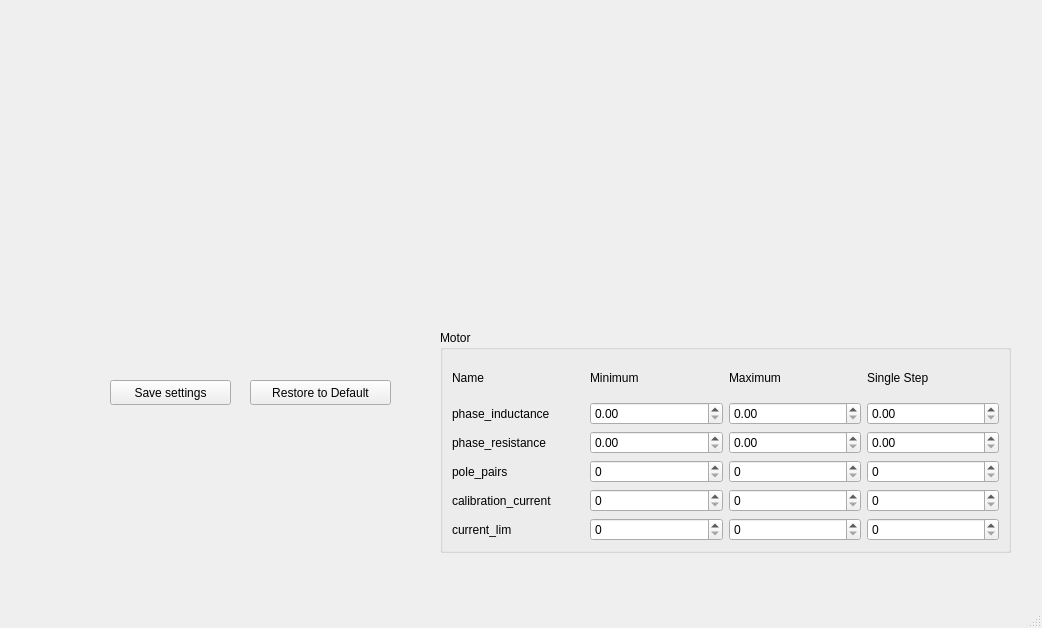
Above: settings_window.ui from xu-pu/odrive_ui before the change. Below: the same form after it.
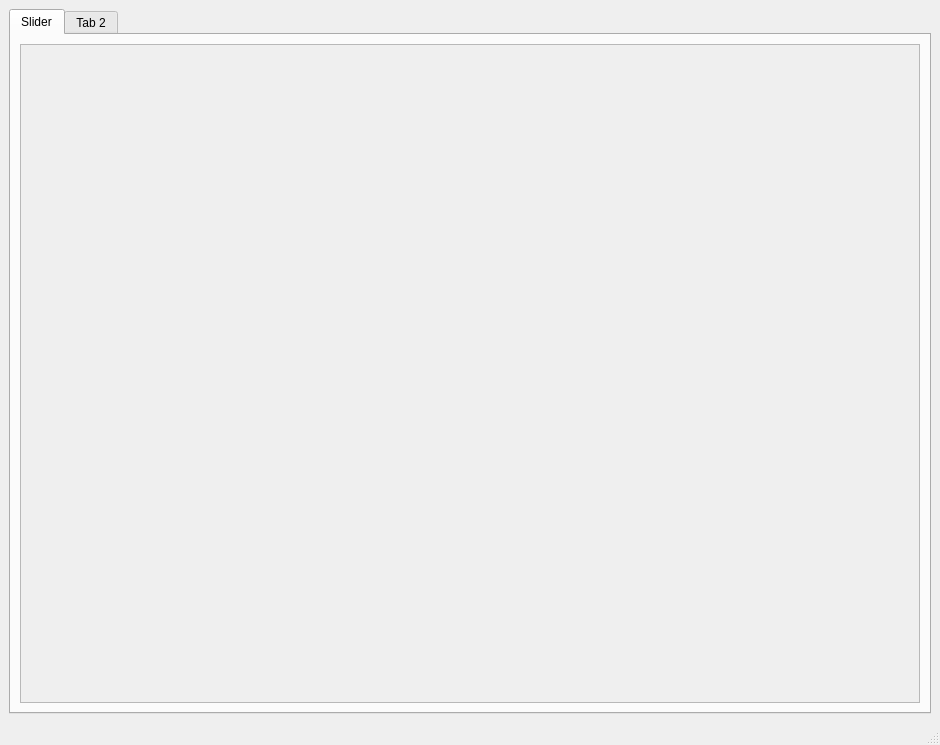
That is the form after the change.

```diff
--- a/settings_window.ui
+++ b/settings_window.ui
@@ -6,167 +6,53 @@
    <rect>
     <x>0</x>
     <y>0</y>
-    <width>1042</width>
-    <height>628</height>
+    <width>940</width>
+    <height>745</height>
    </rect>
   </property>
   <property name="windowTitle">
    <string>MainWindow</string>
   </property>
   <widget class="QWidget" name="centralwidget">
-   <widget class="QGroupBox" name="groupBox">
-    <property name="geometry">
-     <rect>
-      <x>440</x>
-      <y>330</y>
-      <width>571</width>
-      <height>223</height>
-     </rect>
-    </property>
-    <property name="title">
-     <string>Motor</string>
-    </property>
-    <layout class="QGridLayout" name="gridLayout_4">
-     <item row="0" column="0">
-      <layout class="QGridLayout" name="gridLayout">
-       <item row="0" column="0">
-        <widget class="QLabel" name="label_2">
-         <property name="text">
-          <string>Name</string>
-         </property>
-        </widget>
-       </item>
-       <item row="5" column="0">
-        <widget class="QLabel" name="label_11">
-         <property name="text">
-          <string>current_lim</string>
-         </property>
-        </widget>
-       </item>
-       <item row="2" column="0">
-        <widget class="QLabel" name="label_8">
-         <property name="text">
-          <string>phase_resistance</string>
-         </property>
-        </widget>
-       </item>
-       <item row="0" column="1">
-        <widget class="QLabel" name="label_3">
-         <property name="text">
-          <string>Minimum</string>
-         </property>
-        </widget>
-       </item>
-       <item row="3" column="0">
-        <widget class="QLabel" name="label_9">
-         <property name="text">
-          <string>pole_pairs</string>
-         </property>
-        </widget>
-       </item>
-       <item row="1" column="3">
-        <widget class="QDoubleSpinBox" name="doubleSpinBox_5"/>
-       </item>
-       <item row="2" column="2">
-        <widget class="QDoubleSpinBox" name="doubleSpinBox_4"/>
-       </item>
-       <item row="2" column="1">
-        <widget class="QDoubleSpinBox" name="doubleSpinBox_3"/>
-       </item>
-       <item row="2" column="3">
-        <widget class="QDoubleSpinBox" name="doubleSpinBox_6"/>
-       </item>
-       <item row="1" column="2">
-        <widget class="QDoubleSpinBox" name="doubleSpinBox_2"/>
-       </item>
-       <item row="0" column="2">
-        <widget class="QLabel" name="label_4">
-         <property name="text">
-          <string>Maximum</string>
-         </property>
-        </widget>
-       </item>
-       <item row="4" column="0">
-        <widget class="QLabel" name="label_10">
-         <property name="text">
-          <string>calibration_current</string>
-         </property>
-        </widget>
-       </item>
-       <item row="1" column="1">
-        <widget class="QDoubleSpinBox" name="doubleSpinBox"/>
-       </item>
-       <item row="0" column="3">
-        <widget class="QLabel" name="label_5">
-         <property name="text">
-          <string>Single Step</string>
-         </property>
-        </widget>
-       </item>
-       <item row="1" column="0">
-        <widget class="QLabel" name="label_7">
-         <property name="text">
-          <string>phase_inductance</string>
-         </property>
-        </widget>
-       </item>
-       <item row="3" column="1">
-        <widget class="QSpinBox" name="spinBox"/>
-       </item>
-       <item row="3" column="2">
-        <widget class="QSpinBox" name="spinBox_2"/>
-       </item>
-       <item row="3" column="3">
-        <widget class="QSpinBox" name="spinBox_3"/>
-       </item>
-       <item row="4" column="1">
-        <widget class="QSpinBox" name="spinBox_4"/>
-       </item>
-       <item row="4" column="2">
-        <widget class="QSpinBox" name="spinBox_5"/>
-       </item>
-       <item row="5" column="1">
-        <widget class="QSpinBox" name="spinBox_6"/>
-       </item>
-       <item row="5" column="2">
-        <widget class="QSpinBox" name="spinBox_7"/>
-       </item>
-       <item row="4" column="3">
-        <widget class="QSpinBox" name="spinBox_8"/>
-       </item>
-       <item row="5" column="3">
-        <widget class="QSpinBox" name="spinBox_9"/>
-       </item>
-      </layout>
-     </item>
-    </layout>
-   </widget>
-   <widget class="QPushButton" name="pushButton">
-    <property name="geometry">
-     <rect>
-      <x>110</x>
-      <y>380</y>
-      <width>121</width>
-      <height>25</height>
-     </rect>
-    </property>
-    <property name="text">
-     <string>Save settings</string>
-    </property>
-   </widget>
-   <widget class="QPushButton" name="pushButton_2">
-    <property name="geometry">
-     <rect>
-      <x>250</x>
-      <y>380</y>
-      <width>141</width>
-      <height>25</height>
-     </rect>
-    </property>
-    <property name="text">
-     <string>Restore to Default</string>
-    </property>
-   </widget>
+   <layout class="QGridLayout" name="gridLayout_2">
+    <item row="0" column="0">
+     <widget class="QTabWidget" name="tabWidget">
+      <property name="currentIndex">
+       <number>0</number>
+      </property>
+      <widget class="QWidget" name="tab">
+       <attribute name="title">
+        <string>Slider</string>
+       </attribute>
+       <layout class="QGridLayout" name="gridLayout">
+        <item row="1" column="0">
+         <widget class="QScrollArea" name="scrollArea">
+          <property name="widgetResizable">
+           <bool>true</bool>
+          </property>
+          <widget class="QWidget" name="scrollAreaWidgetContents">
+           <property name="geometry">
+            <rect>
+             <x>0</x>
+             <y>0</y>
+             <width>898</width>
+             <height>632</height>
+            </rect>
+           </property>
+           <layout class="QGridLayout" name="gridLayout_3"/>
+          </widget>
+         </widget>
+        </item>
+       </layout>
+      </widget>
+      <widget class="QWidget" name="tab_2">
+       <attribute name="title">
+        <string>Tab 2</string>
+       </attribute>
+      </widget>
+     </widget>
+    </item>
+   </layout>
   </widget>
   <widget class="QMenuBar" name="menubar">
    <property name="geometry">
```
Left out of the diff: 2 changed lines with no effect on the pictures.
